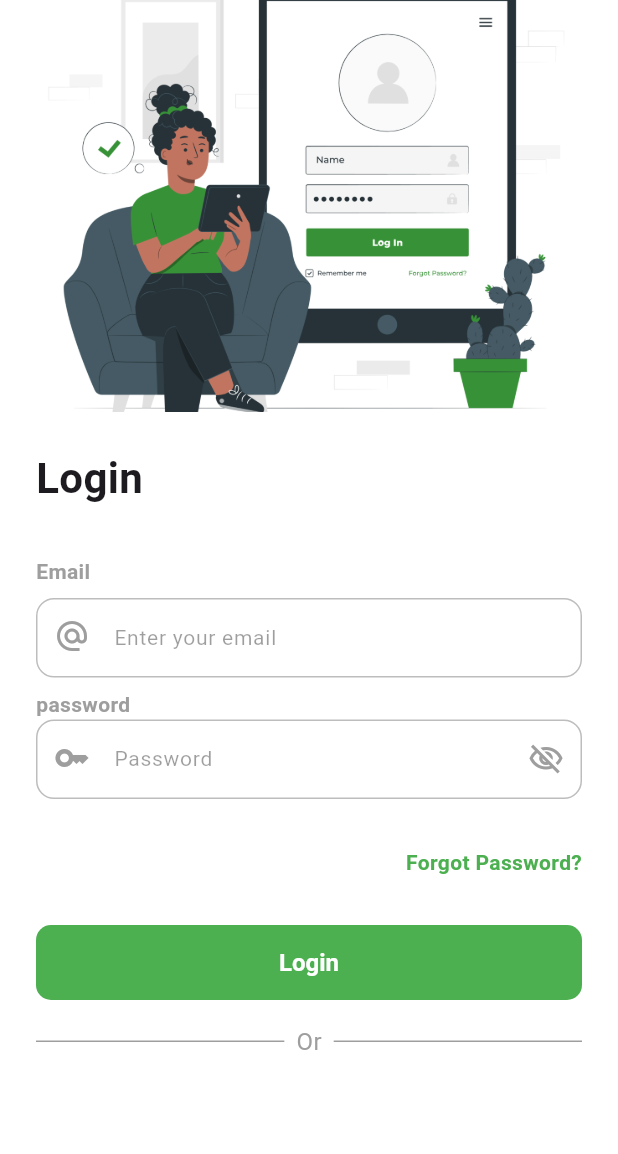
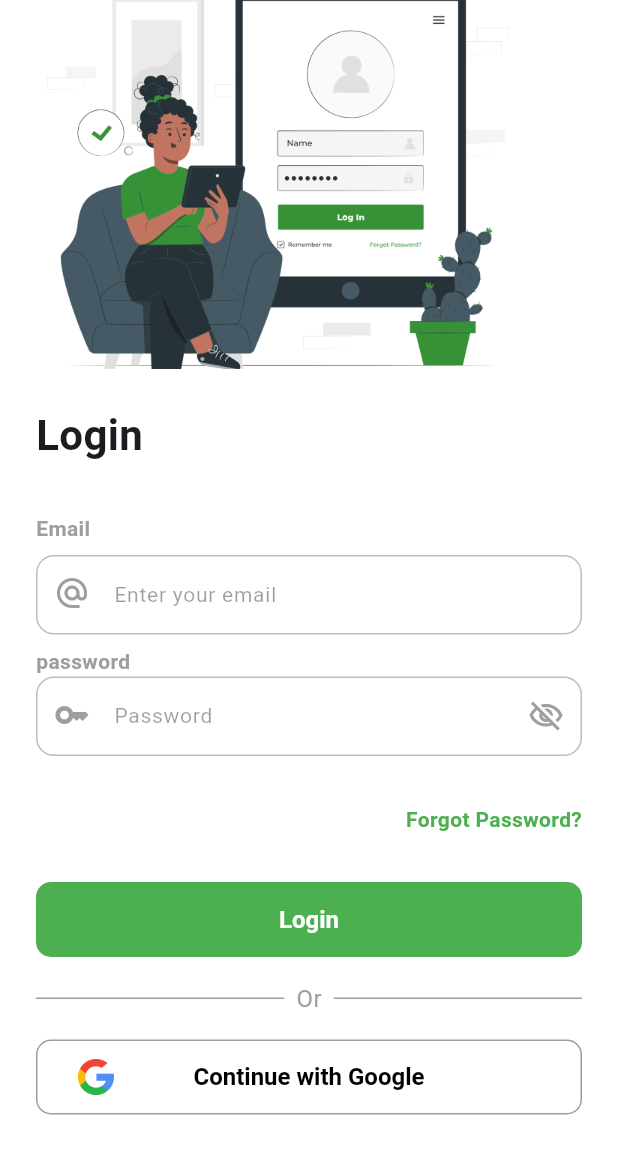
Before and after one commit to jamydevelop/Flutter-Upark-Driver, a Flutter app: the screen it shows after launch, on a phone screen of 412 x 824 dp. Shown: the top 1154 px of the screen. Run offline on Flutter 3.47's test engine with Material 3 defaults, Android fonts, the phone set to English and light mode, and no system bars; Roboto replaces fonts that are missing (Poppins).

Commit message:
Google button done

```diff
--- a/upark_driver/lib/features/login/presentation/login_page.dart
+++ b/upark_driver/lib/features/login/presentation/login_page.dart
@@ -3,6 +3,7 @@ import 'package:upark_driver/core/resources/dimensions.dart';
 import 'package:upark_driver/features/login/widget/email_text_label.widget.dart';
 import 'package:upark_driver/features/login/widget/email_textfield.widget.dart';
 import 'package:upark_driver/features/login/widget/forgot_password_text_label.widget.dart';
+import 'package:upark_driver/features/login/widget/google_button.widget.dart';
 import 'package:upark_driver/features/login/widget/login_button.widget.dart';
 import 'package:upark_driver/features/login/widget/login_text_label.widget.dart';
 import 'package:upark_driver/features/login/widget/or_text_label.widget.dart';
@@ -32,7 +33,11 @@ class _LoginPageState extends State<LoginPage> {
               mainAxisAlignment: MainAxisAlignment.start,
               crossAxisAlignment: CrossAxisAlignment.start,
               children: <Widget>[
-                Image.asset("assets/images/woman.png"),
+                Image.asset(
+                  "assets/images/woman.png",
+                  height: 246,
+                  width: 326,
+                ),
                 SizedBox(height: largeSpacing),
                 LoginTextLabelWidget(),
                 SizedBox(height: extraLargeSpacing),
@@ -49,6 +54,7 @@ class _LoginPageState extends State<LoginPage> {
                 SizedBox(height: regularSpacing),
                 OrTextLabelWidget(),
                 SizedBox(height: regularSpacing),
+                GoogleButtonWidget(),
               ],
             ),
           ),
--- a/upark_driver/lib/features/login/widget/google_button.widget.dart
+++ b/upark_driver/lib/features/login/widget/google_button.widget.dart
@@ -1,10 +1,48 @@
 import 'package:flutter/material.dart';
+import 'package:upark_driver/core/widget/common_button.dart';
 
 class GoogleButtonWidget extends StatelessWidget {
   const GoogleButtonWidget({super.key});
 
   @override
   Widget build(BuildContext context) {
-    return const Placeholder();
+    return Row(
+      children: [
+        Expanded(
+            child: CommonButton(
+          hasBorder: true,
+          borderColor: Colors.grey,
+          backgroundColor: Colors.white,
+          foregroundColor: Colors.black,
+          onPressed: () {
+            debugPrint("Google Button Cliked!");
+          },
+          child: Stack(
+            alignment: Alignment.center,
+            children: [
+              Align(
+                alignment: Alignment.centerLeft,
+                child: Padding(
+                  padding: const EdgeInsets.only(
+                    left: 16,
+                  ),
+                  child: Image.asset(
+                    "assets/images/google_icon.png",
+                    height: 24,
+                    width: 24,
+                  ),
+                ),
+              ),
+              Text(
+                "Continue with Google",
+                style: TextStyle(
+                  fontWeight: FontWeight.bold,
+                ),
+              ),
+            ],
+          ),
+        ))
+      ],
+    );
   }
 }
```
Also changed, not shown: upark_driver/assets/images/google_icon.png (added).
